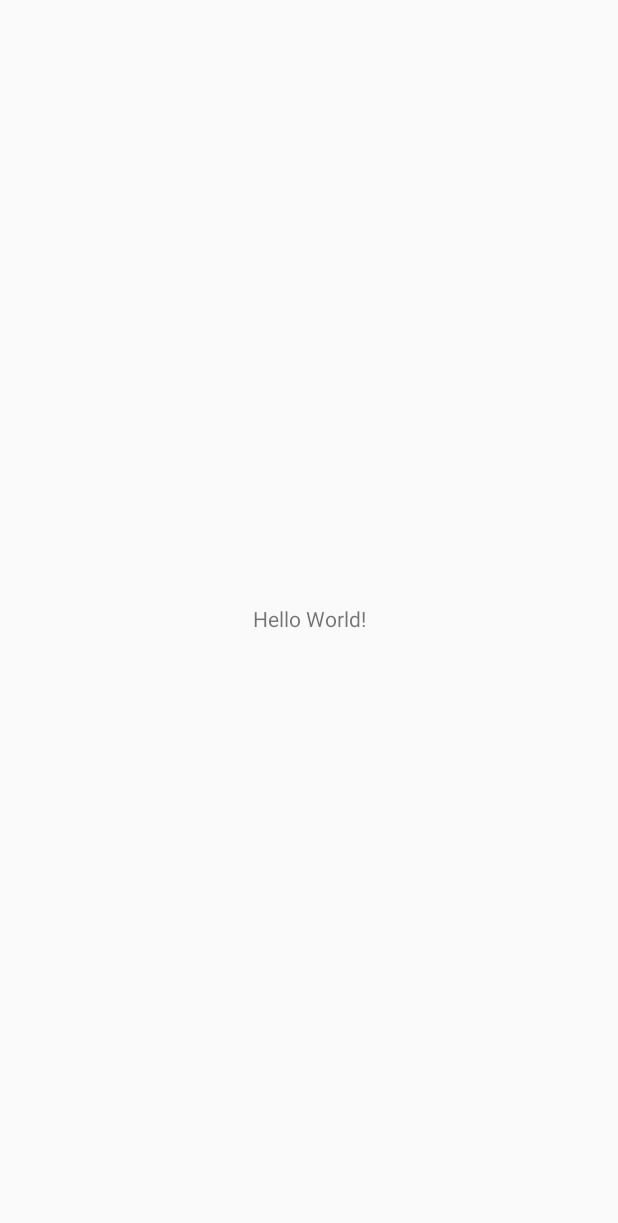
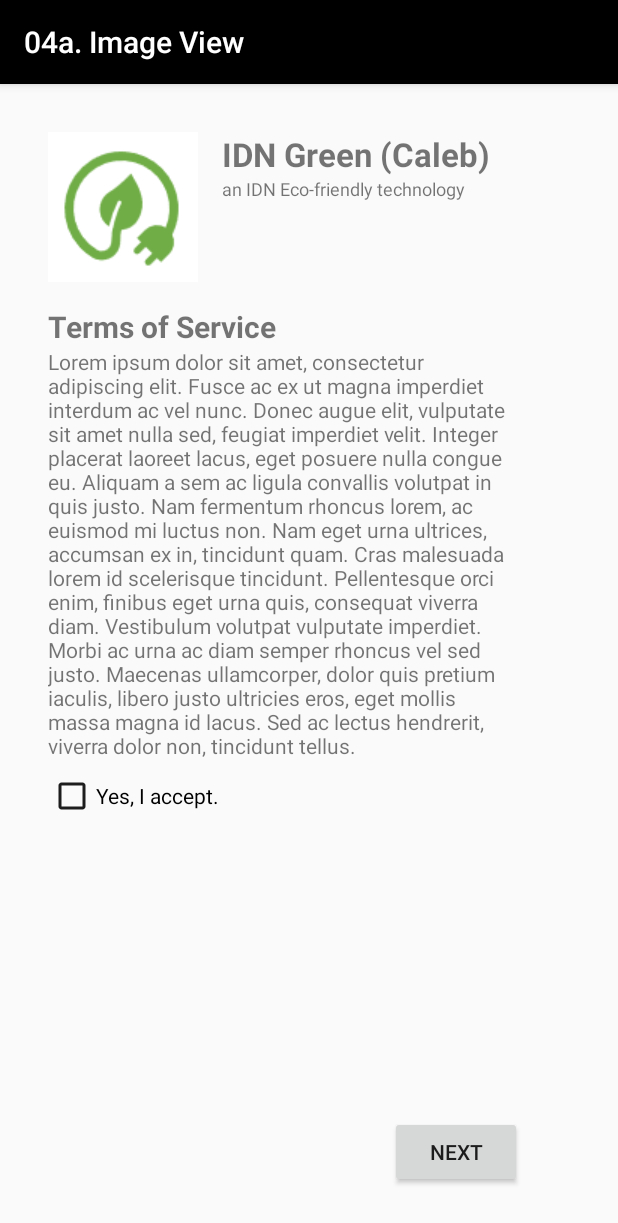
Before and after one commit to caleblipan/TheScheduler, an Android app: the screen it shows after launch (MainActivity), on a phone screen of 412 x 824 dp. Before the commit the part shown is almost empty. Shown: the top 1223 px of the screen. Run offline under Robolectric (Android 15) with nearby library versions, the phone set to English and light mode, and no system bars.

Commit message:
Initial commit

```diff
--- a/app/build.gradle
+++ b/app/build.gradle
@@ -17,7 +17,7 @@ android {
 }
 
 dependencies {
-	implementation 'com.android.support:appcompat-v7:28.0.0'
+	compile 'com.android.support:appcompat-v7:28.0.0'
 	implementation 'com.android.support:recyclerview-v7:28.0.0'
 	implementation 'com.android.support:design:28.0.0'
 	implementation 'com.android.support:support-v4:28.0.0'
--- a/app/src/main/AndroidManifest.xml
+++ b/app/src/main/AndroidManifest.xml
@@ -1,7 +1,7 @@
 <manifest xmlns:android="http://schemas.android.com/apk/res/android"
 	package="com.example.karl.myapplication">
 	<application
-		android:label="Demo App"
+		android:label="04a. ImageView"
 		android:theme="@style/AppTheme">
 		<activity android:name=".MainActivity">
 			<intent-filter>
--- a/app/src/main/java/com/example/karl/myapplication/MainActivity.java
+++ b/app/src/main/java/com/example/karl/myapplication/MainActivity.java
@@ -1,12 +1,14 @@
 package com.example.karl.myapplication;
 
-import android.app.Activity;
+import android.support.v7.app.AppCompatActivity;
 import android.os.Bundle;
 
-public class MainActivity extends Activity {
+public class MainActivity extends AppCompatActivity {
 	@Override
 	protected void onCreate(Bundle savedInstanceState) {
 		super.onCreate(savedInstanceState);
 		setContentView(R.layout.activity_main);
+		getSupportActionBar().setTitle("04a. Image View"); // for set actionbar title
+
 	}
 }
--- a/app/src/main/res/layout/activity_main.xml
+++ b/app/src/main/res/layout/activity_main.xml
@@ -1,15 +1,75 @@
-<android.support.constraint.ConstraintLayout xmlns:android="http://schemas.android.com/apk/res/android"
+<android.support.constraint.ConstraintLayout
+	    xmlns:android="http://schemas.android.com/apk/res/android"
 	    xmlns:app="http://schemas.android.com/apk/res-auto"
 	    xmlns:tools="http://schemas.android.com/tools"
 	    android:layout_width="match_parent"
 	    android:layout_height="match_parent"
-	    tools:context=".MainActivity">
-	    <TextView
-		            android:layout_width="wrap_content"
-		            android:layout_height="wrap_content"
-		            android:text="Hello World!"
-		            app:layout_constraintBottom_toBottomOf="parent"
-		            app:layout_constraintLeft_toLeftOf="parent"
-		            app:layout_constraintRight_toRightOf="parent"
-		            app:layout_constraintTop_toTopOf="parent" />
+	    android:layout_marginEnd="32dp"
+	    android:paddingLeft="32dp"
+	    android:paddingTop="32dp"
+	    android:paddingRight="32dp"
+	    android:paddingBottom="32dp">
+	<ImageView
+		android:layout_width="wrap_content"
+        	android:layout_height="wrap_content"
+		android:id="@+id/imageView"
+        	app:layout_constraintLeft_toLeftOf="parent"
+        	app:layout_constraintTop_toTopOf="parent"
+		android:src="@drawable/idn_green_logo_100x100px"
+	/>
+	<TextView
+		android:layout_width="wrap_content"
+        	android:layout_height="wrap_content"
+		android:layout_marginLeft="16dp"
+		android:text="IDN Green (Caleb)"
+		android:textSize="22sp"
+		android:textStyle="bold"
+		android:id="@+id/IDNGreen"
+        	app:layout_constraintTop_toTopOf="parent"
+        	app:layout_constraintLeft_toRightOf="@id/imageView"
+	/>
+	<TextView
+		android:layout_width="wrap_content"
+        	android:layout_height="wrap_content"
+		android:layout_marginLeft="16dp"
+		android:text="an IDN Eco-friendly technology"
+		android:textSize="12sp"
+        	app:layout_constraintLeft_toRightOf="@id/imageView"
+        	app:layout_constraintTop_toBottomOf="@id/IDNGreen"
+	/>
+	<TextView
+		android:layout_width="wrap_content"
+        	android:layout_height="wrap_content"
+		android:layout_marginTop="16dp"
+		android:layout_marginBottom="8dp"
+		android:text="Terms of Service"
+		android:textSize="20sp"
+		android:textStyle="bold"
+		android:id="@+id/Title"
+        	app:layout_constraintStart_toStartOf="parent"
+        	app:layout_constraintTop_toBottomOf="@id/imageView"
+	/>
+	<TextView
+		android:layout_width="wrap_content"
+        	android:layout_height="wrap_content"
+		android:id="@+id/Terms"
+        	app:layout_constraintStart_toStartOf="parent"
+        	app:layout_constraintTop_toBottomOf="@id/Title"
+		android:text="Lorem ipsum dolor sit amet, consectetur adipiscing elit. Fusce ac ex ut magna imperdiet interdum ac vel nunc. Donec augue elit, vulputate sit amet nulla sed, feugiat imperdiet velit. Integer placerat laoreet lacus, eget posuere nulla congue eu. Aliquam a sem ac ligula convallis volutpat in quis justo. Nam fermentum rhoncus lorem, ac euismod mi luctus non. Nam eget urna ultrices, accumsan ex in, tincidunt quam. Cras malesuada lorem id scelerisque tincidunt. Pellentesque orci enim, finibus eget urna quis, consequat viverra diam. Vestibulum volutpat vulputate imperdiet. Morbi ac urna ac diam semper rhoncus vel sed justo. Maecenas ullamcorper, dolor quis pretium iaculis, libero justo ultricies eros, eget mollis massa magna id lacus. Sed ac lectus hendrerit, viverra dolor non, tincidunt tellus."
+	/>
+	<CheckBox
+		android:layout_width="wrap_content"
+        	android:layout_height="wrap_content"
+		android:layout_marginTop="8dp"
+        	app:layout_constraintStart_toStartOf="parent"
+        	app:layout_constraintTop_toBottomOf="@id/Terms"
+		android:text="Yes, I accept."
+	/>
+	<Button
+		android:layout_width="wrap_content"
+		android:layout_height="wrap_content"
+		android:text="Next"
+        	app:layout_constraintBottom_toBottomOf="parent"
+        	app:layout_constraintRight_toRightOf="parent"
+	/>
 </android.support.constraint.ConstraintLayout>
--- a/app/src/main/res/values/styles.xml
+++ b/app/src/main/res/values/styles.xml
@@ -1,5 +1,8 @@
 <resources>
-	<style name="AppTheme" parent="Theme.AppCompat.Light.NoActionBar">
-
+	<style name="AppTheme" parent="Theme.AppCompat.Light.DarkActionBar">
+		<item name="colorPrimary">#000000</item>
+    		<item name="colorControlNormal">#1d1d1d</item>
+    		<item name="colorControlActivated">#1d1d1d</item>
+    		<item name="colorControlHighlight">#1d1d1d</item>
 	</style>
 </resources>
```
Also changed, not shown: app/src/main/res/drawable/idn_green_logo_100x100px.png (added).
